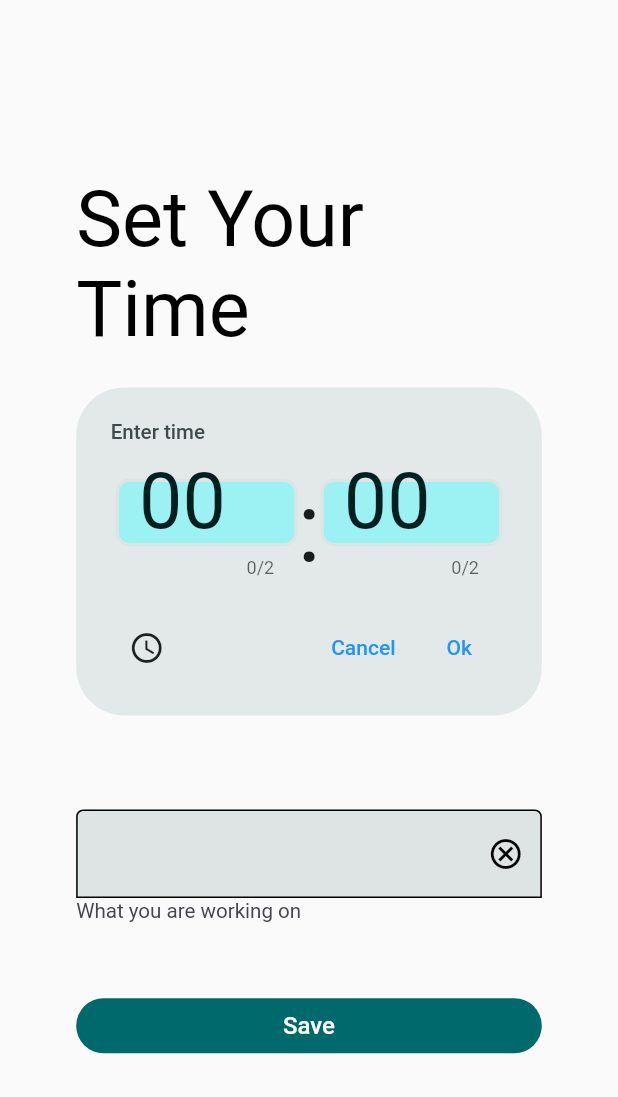
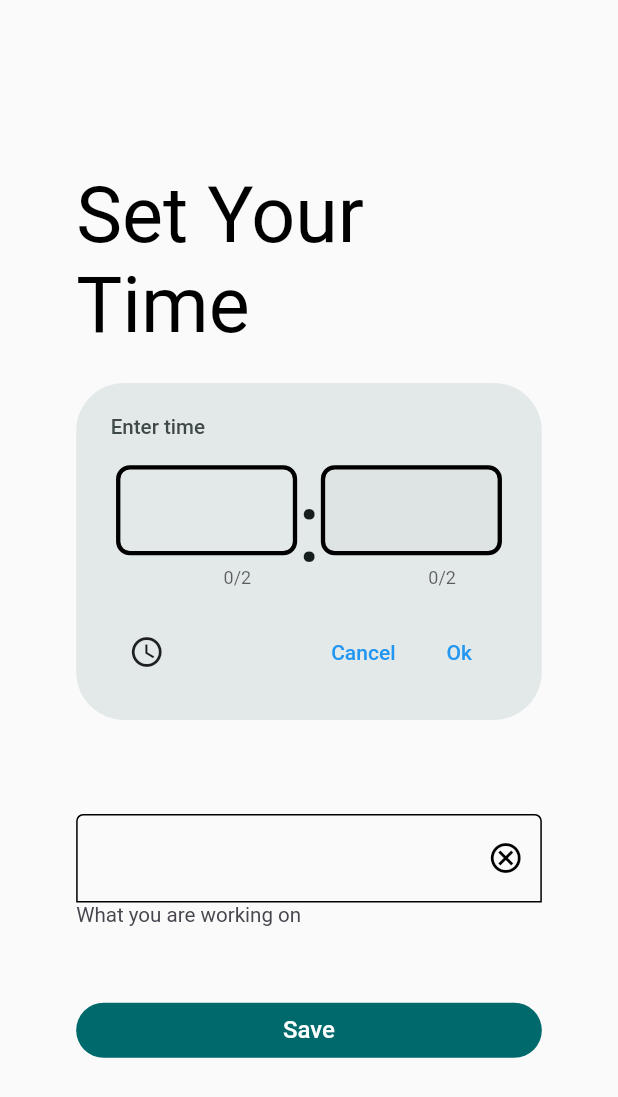
Before and after one commit to ShohjahonMurodov/default_homework_project, a Flutter app: the SetTimeScreen screen opened directly, on a phone screen of 412 x 824 dp. Shown: the top 1097 px of the screen. Run offline on Flutter 3.47's test engine with Material 3 defaults, Android fonts, the light colour scheme and no system bars; our stand-ins replace flutter_bloc, flutter_screenutil, shared_preferences; accounts and stored records are empty; network calls fail.

Commit message:
Darsdan oldin ozgartirish kiritiman :)

```diff
--- a/lib/cubit/timer/timer_cubit.dart
+++ b/lib/cubit/timer/timer_cubit.dart
@@ -9,6 +9,7 @@ class TimerCubit extends Cubit<TimerState> {
 
   Future<void> timerLogic(int count) async {
     emit(TimerLinearState());
+    isTrue = false;
     for (int i = count; i > 0; i--) {
       emit(TimerResultState(i));
       await Future.delayed(const Duration(seconds: 1));
--- a/lib/screens/set_time/set_time_screen.dart
+++ b/lib/screens/set_time/set_time_screen.dart
@@ -21,6 +21,7 @@ class _SetTimeScreenState extends State<SetTimeScreen> {
     height = MediaQuery.of(context).size.height;
 
     return Scaffold(
+      resizeToAvoidBottomInset: false,
       body: Padding(
         padding: EdgeInsets.symmetric(horizontal: 53.w),
         child: Column(
@@ -63,39 +64,36 @@ class _SetTimeScreenState extends State<SetTimeScreen> {
                     children: [
                       SizedBox(
                         width: 126.w,
-                        height: 72.h,
                         child: TextField(
                           maxLength: 2,
                           controller: hourController,
                           keyboardType: TextInputType.number,
                           style: TextStyle(
-                            color: const Color(0xFF002020),
+                            color: Colors.black,
                             fontSize: 45.sp,
                             fontWeight: FontWeight.w400,
                           ),
                           decoration: InputDecoration(
                             contentPadding: EdgeInsets.symmetric(
-                                horizontal: 16.w, vertical: 9.h),
-                            hintText: "00",
+                                horizontal: 32.w, vertical: 0.h),
+                            hintText: "hour",
                             hintStyle: TextStyle(
-                              color: const Color(0xFF002020),
+                              color: Colors.black,
                               fontSize: 45.sp,
                               fontWeight: FontWeight.w400,
                             ),
-                            filled: true,
-                            fillColor: const Color(0xFF9CF1F2),
                             enabledBorder: OutlineInputBorder(
                               borderRadius: BorderRadius.circular(8.r),
                               borderSide: BorderSide(
-                                color: const Color(0xFFDDE4E3),
-                                width: 2.w,
+                                color: Colors.black,
+                                width: 3.w,
                               ),
                             ),
                             focusedBorder: OutlineInputBorder(
                               borderRadius: BorderRadius.circular(8.r),
                               borderSide: BorderSide(
-                                color: const Color(0xFF00696B),
-                                width: 2.w,
+                                color: Colors.black,
+                                width: 3.w,
                               ),
                             ),
                           ),
@@ -111,39 +109,38 @@ class _SetTimeScreenState extends State<SetTimeScreen> {
                       ),
                       SizedBox(
                         width: 126.w,
-                        height: 72.h,
                         child: TextField(
                           maxLength: 2,
                           controller: minuteController,
                           keyboardType: TextInputType.number,
                           style: TextStyle(
-                            color: const Color(0xFF002020),
+                            color: Colors.black,
                             fontSize: 45.sp,
                             fontWeight: FontWeight.w400,
                           ),
                           decoration: InputDecoration(
+                            filled: true,
+                            fillColor: const Color(0xFFDDE4E3),
                             contentPadding: EdgeInsets.symmetric(
-                                horizontal: 16.w, vertical: 9.h),
-                            hintText: "00",
+                                horizontal: 32.w, vertical: 0.h),
+                            hintText: "minute",
                             hintStyle: TextStyle(
-                              color: const Color(0xFF002020),
+                              color: Colors.black,
                               fontSize: 45.sp,
                               fontWeight: FontWeight.w400,
                             ),
-                            filled: true,
-                            fillColor: const Color(0xFF9CF1F2),
                             enabledBorder: OutlineInputBorder(
                               borderRadius: BorderRadius.circular(8.r),
                               borderSide: BorderSide(
-                                color: const Color(0xFFDDE4E3),
-                                width: 2.w,
+                                color: Colors.black,
+                                width: 3.w,
                               ),
                             ),
                             focusedBorder: OutlineInputBorder(
                               borderRadius: BorderRadius.circular(8.r),
                               borderSide: BorderSide(
-                                color: const Color(0xFF00696B),
-                                width: 2.w,
+                                color: Colors.black,
+                                width: 3.w,
                               ),
                             ),
                           ),
@@ -186,8 +183,6 @@ class _SetTimeScreenState extends State<SetTimeScreen> {
                     color: Colors.black,
                   ),
                 ),
-                filled: true,
-                fillColor: const Color(0xFFDDE4E3),
                 enabledBorder: OutlineInputBorder(
                   borderRadius: BorderRadius.only(
                     topLeft: Radius.circular(4.r),
@@ -222,6 +217,8 @@ class _SetTimeScreenState extends State<SetTimeScreen> {
                   ),
                 ),
                 onPressed: () {
+                  if (hourController.text.isNotEmpty &&
+                      minuteController.text.isNotEmpty) {
                     Navigator.push(
                       context,
                       MaterialPageRoute(
@@ -232,6 +229,13 @@ class _SetTimeScreenState extends State<SetTimeScreen> {
                         ),
                       ),
                     );
+                  } else {
+                    ScaffoldMessenger.of(context).showSnackBar(
+                      const SnackBar(
+                        content: Text("Hour yoki minute ni kiritmadingiz :("),
+                      ),
+                    );
+                  }
                 },
                 child: Text(
                   "Save",
--- a/pubspec.yaml
+++ b/pubspec.yaml
@@ -65,8 +65,7 @@ flutter:
 
   # To add assets to your application, add an assets section, like this:
   assets:
-    - images/a_dot_burr.jpeg
-    - images/a_dot_ham.jpeg
+     - assets/images/
 
   # An image asset can refer to one or more resolution-specific "variants", see
   # https://flutter.dev/assets-and-images/#resolution-aware
```
Also changed, not shown: lib/screens/start_time/start_time_screen.dart (+15 -2 lines). Lines whose indentation alone changed are shown as unchanged.
